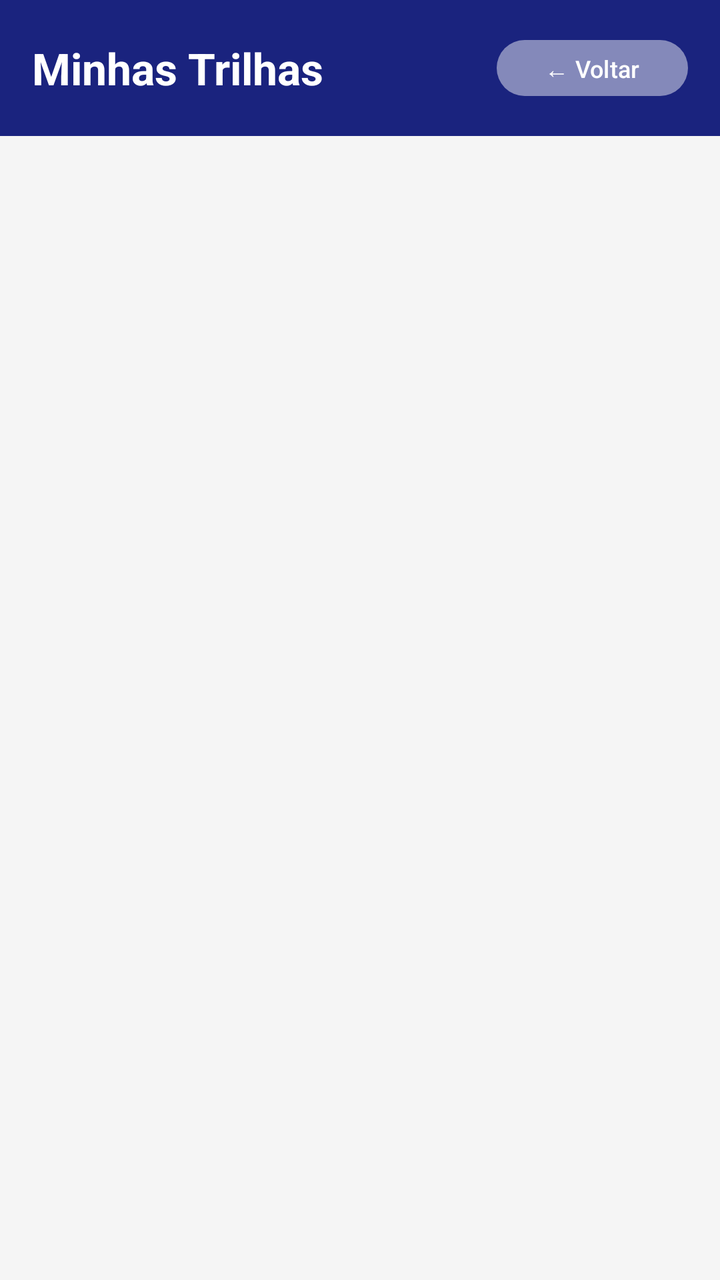
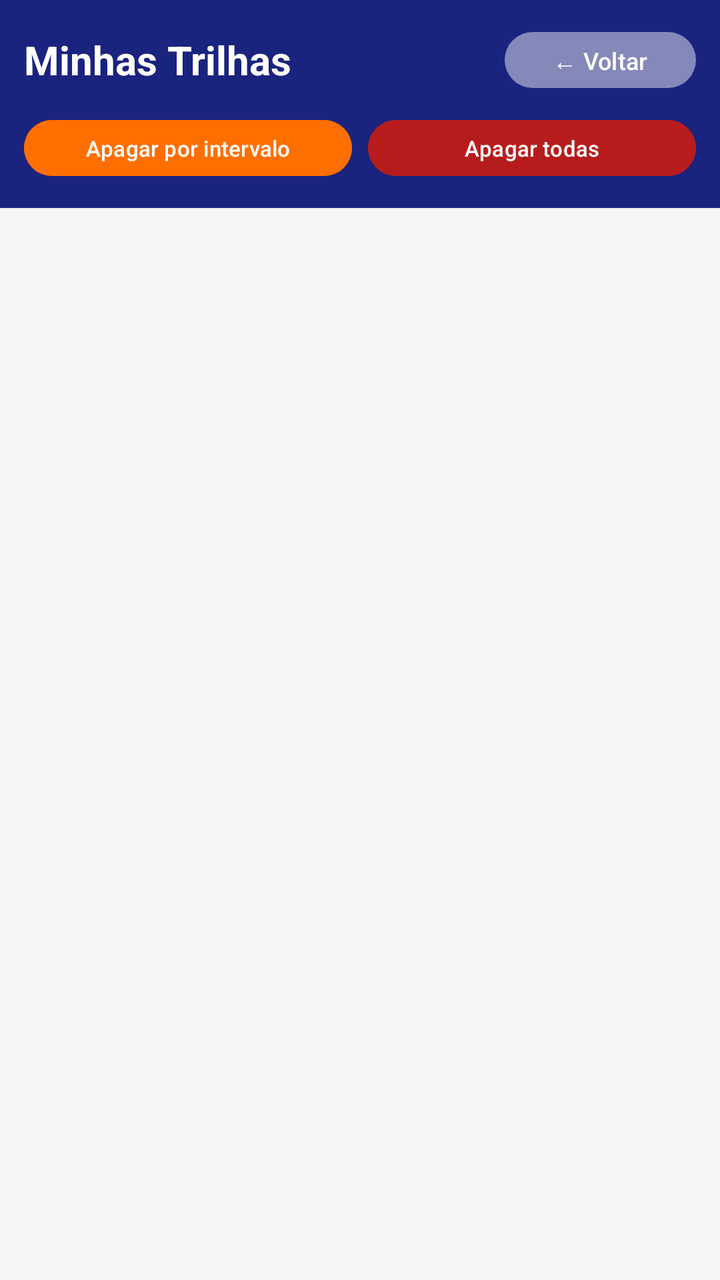

Before-and-after screenshots of an Android layout around one commit, followed by the original layout XML and the change that was made.
<!-- AndroidManifest.xml: application theme Theme.Atividade3 -->
<!-- res/layout/activity_consultar_trilhas.xml -->
<?xml version="1.0" encoding="utf-8"?>
<LinearLayout
    xmlns:android="http://schemas.android.com/apk/res/android"
    android:layout_width="match_parent"
    android:layout_height="match_parent"
    android:orientation="vertical"
    android:background="#F5F5F5">

    <LinearLayout
        android:layout_width="match_parent"
        android:layout_height="wrap_content"
        android:orientation="horizontal"
        android:background="#1A237E"
        android:padding="16dp"
        android:gravity="center_vertical">

        <TextView
            android:layout_width="0dp"
            android:layout_height="wrap_content"
            android:layout_weight="1"
            android:text="Minhas Trilhas"
            android:textColor="#FFFFFF"
            android:textSize="22sp"
            android:textStyle="bold"/>

        <Button
            android:id="@+id/btn_voltar"
            android:layout_width="wrap_content"
            android:layout_height="36dp"
            android:text="← Voltar"
            android:textColor="#FFFFFF"
            android:textSize="12sp"
            android:backgroundTint="#44FFFFFF"/>

    </LinearLayout>

    <ListView
        android:id="@+id/listview_trilhas"
        android:layout_width="match_parent"
        android:layout_height="0dp"
        android:layout_weight="1"
        android:divider="#E0E0E0"
        android:dividerHeight="1dp"/>

    <TextView
        android:id="@+id/tv_lista_vazia"
        android:layout_width="match_parent"
        android:layout_height="0dp"
        android:layout_weight="1"
        android:text="Nenhuma trilha registrada ainda.\nInicie uma trilha para começar!"
        android:textColor="#9E9E9E"
        android:textSize="16sp"
        android:gravity="center"
        android:visibility="gone"/>

</LinearLayout>
<!-- resources referenced by this layout -->
<resources>
  <style name="Theme.Atividade3" parent="Base.Theme.Atividade3" />
  <style name="Base.Theme.Atividade3" parent="Theme.Material3.DayNight.NoActionBar">
          
          
      </style>
</resources>

<!-- the commit's change to res/layout/activity_consultar_trilhas.xml (unified diff, before → after) -->
@@ -6,32 +6,68 @@
     android:orientation="vertical"
     android:background="#F5F5F5">
 
+    
     <LinearLayout
         android:layout_width="match_parent"
         android:layout_height="wrap_content"
-        android:orientation="horizontal"
+        android:orientation="vertical"
         android:background="#1A237E"
-        android:padding="16dp"
-        android:gravity="center_vertical">
+        android:padding="12dp">
 
-        <TextView
-            android:layout_width="0dp"
+        <LinearLayout
+            android:layout_width="match_parent"
             android:layout_height="wrap_content"
-            android:layout_weight="1"
-            android:text="Minhas Trilhas"
-            android:textColor="#FFFFFF"
-            android:textSize="22sp"
-            android:textStyle="bold"/>
+            android:orientation="horizontal"
+            android:gravity="center_vertical">
 
-        <Button
-            android:id="@+id/btn_voltar"
-            android:layout_width="wrap_content"
-            android:layout_height="36dp"
-            android:text="← Voltar"
-            android:textColor="#FFFFFF"
-            android:textSize="12sp"
-            android:backgroundTint="#44FFFFFF"/>
+            <TextView
+                android:layout_width="0dp"
+                android:layout_height="wrap_content"
+                android:layout_weight="1"
+                android:text="Minhas Trilhas"
+                android:textColor="#FFFFFF"
+                android:textSize="20sp"
+                android:textStyle="bold"/>
 
+            <Button
+                android:id="@+id/btn_voltar"
+                android:layout_width="wrap_content"
+                android:layout_height="36dp"
+                android:text="← Voltar"
+                android:textColor="#FFFFFF"
+                android:textSize="12sp"
+                android:backgroundTint="#44FFFFFF"/>
+        </LinearLayout>
+
+        
+        <LinearLayout
+            android:layout_width="match_parent"
+            android:layout_height="wrap_content"
+            android:orientation="horizontal"
+            android:layout_marginTop="8dp">
+
+            <Button
+                android:id="@+id/btn_apagar_intervalo"
+                android:layout_width="0dp"
+                android:layout_height="36dp"
+                android:layout_weight="1"
+                android:layout_marginEnd="4dp"
+                android:text="Apagar por intervalo"
+                android:backgroundTint="#FF6F00"
+                android:textColor="#FFFFFF"
+                android:textSize="11sp"/>
+
+            <Button
+                android:id="@+id/btn_apagar_todas"
+                android:layout_width="0dp"
+                android:layout_height="36dp"
+                android:layout_weight="1"
+                android:layout_marginStart="4dp"
+                android:text="Apagar todas"
+                android:backgroundTint="#B71C1C"
+                android:textColor="#FFFFFF"
+                android:textSize="11sp"/>
+        </LinearLayout>
     </LinearLayout>
 
     <ListView
@@ -47,7 +83,7 @@
         android:layout_width="match_parent"
         android:layout_height="0dp"
         android:layout_weight="1"
-        android:text="Nenhuma trilha registrada ainda.\nInicie uma trilha para começar!"
+        android:text="Nenhuma trilha registrada ainda."
         android:textColor="#9E9E9E"
         android:textSize="16sp"
         android:gravity="center"
